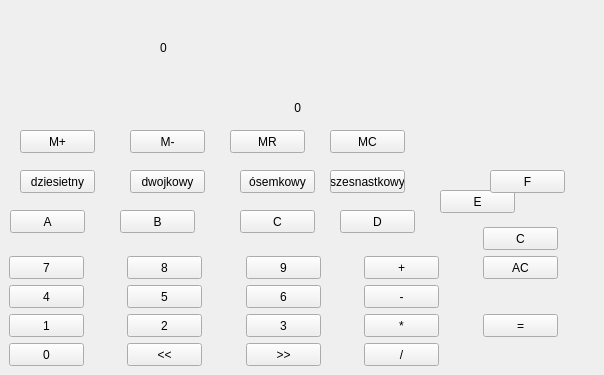
rekombinator/kalkulator_naukowy, file calculatorinterface.ui: the form before one commit.
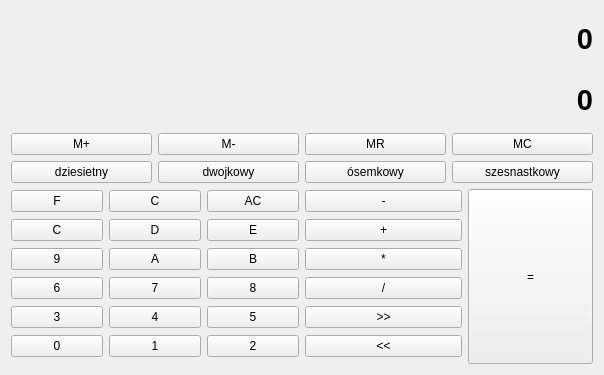
The form after the commit.

```diff
--- a/calculatorinterface.ui
+++ b/calculatorinterface.ui
@@ -13,464 +13,324 @@
   <property name="windowTitle">
    <string>CalculatorInterface</string>
   </property>
-  <widget class="QLabel" name="label">
-   <property name="geometry">
-    <rect>
-     <x>150</x>
-     <y>100</y>
-     <width>151</width>
-     <height>16</height>
-    </rect>
-   </property>
+  <layout class="QGridLayout" name="gridLayout_2">
+   <item row="1" column="0" colspan="2">
+    <layout class="QHBoxLayout" name="horizontalLayout">
+     <item>
+      <widget class="QPushButton" name="button_Mplus">
+       <property name="text">
+        <string>M+</string>
+       </property>
+      </widget>
+     </item>
+     <item>
+      <widget class="QPushButton" name="button_Mminus">
    <property name="text">
-    <string>0</string>
-   </property>
-   <property name="alignment">
-    <set>Qt::AlignRight|Qt::AlignTrailing|Qt::AlignVCenter</set>
-   </property>
-  </widget>
+        <string>M-</string>
+       </property>
+      </widget>
+     </item>
+     <item>
+      <widget class="QPushButton" name="button_Mprzywroc">
+       <property name="text">
+        <string>MR</string>
+       </property>
+      </widget>
+     </item>
+     <item>
+      <widget class="QPushButton" name="button_Mclear">
+       <property name="text">
+        <string>MC</string>
+       </property>
+      </widget>
+     </item>
+    </layout>
+   </item>
+   <item row="2" column="0" colspan="2">
+    <layout class="QHBoxLayout" name="horizontalLayout_2">
+     <item>
+      <widget class="QPushButton" name="button_dziesiec">
+       <property name="text">
+        <string>dziesietny</string>
+       </property>
+      </widget>
+     </item>
+     <item>
+      <widget class="QPushButton" name="button_dwa">
+       <property name="text">
+        <string>dwojkowy</string>
+       </property>
+      </widget>
+     </item>
+     <item>
+      <widget class="QPushButton" name="button_osiem">
+       <property name="text">
+        <string>ósemkowy</string>
+       </property>
+      </widget>
+     </item>
+     <item>
+      <widget class="QPushButton" name="button_szesnascie">
+       <property name="text">
+        <string>szesnastkowy</string>
+       </property>
+      </widget>
+     </item>
+    </layout>
+   </item>
+   <item row="3" column="0">
+    <layout class="QGridLayout" name="gridLayout">
+     <item row="0" column="0">
+      <widget class="QPushButton" name="button_F">
+       <property name="text">
+        <string>F</string>
+       </property>
+      </widget>
+     </item>
+     <item row="0" column="1">
+      <widget class="QPushButton" name="button_Clear">
+       <property name="text">
+        <string>C</string>
+       </property>
+      </widget>
+     </item>
+     <item row="0" column="2">
+      <widget class="QPushButton" name="button_AC">
+       <property name="text">
+        <string>AC</string>
+       </property>
+      </widget>
+     </item>
+     <item row="1" column="0">
+      <widget class="QPushButton" name="button_C">
+       <property name="text">
+        <string>C</string>
+       </property>
+      </widget>
+     </item>
+     <item row="1" column="1">
+      <widget class="QPushButton" name="button_D">
+       <property name="text">
+        <string>D</string>
+       </property>
+      </widget>
+     </item>
+     <item row="1" column="2">
+      <widget class="QPushButton" name="button_E">
+       <property name="text">
+        <string>E</string>
+       </property>
+      </widget>
+     </item>
+     <item row="2" column="0">
+      <widget class="QPushButton" name="button_9">
+       <property name="text">
+        <string>9</string>
+       </property>
+      </widget>
+     </item>
+     <item row="2" column="1">
+      <widget class="QPushButton" name="button_A">
+       <property name="text">
+        <string>A</string>
+       </property>
+      </widget>
+     </item>
+     <item row="2" column="2">
+      <widget class="QPushButton" name="button_B">
+       <property name="text">
+        <string>B</string>
+       </property>
+      </widget>
+     </item>
+     <item row="3" column="0">
+      <widget class="QPushButton" name="button_6">
+       <property name="text">
+        <string>6</string>
+       </property>
+      </widget>
+     </item>
+     <item row="3" column="1">
   <widget class="QPushButton" name="button_7">
-   <property name="geometry">
-    <rect>
-     <x>9</x>
-     <y>256</y>
-     <width>75</width>
-     <height>23</height>
-    </rect>
-   </property>
    <property name="text">
     <string>7</string>
    </property>
   </widget>
+     </item>
+     <item row="3" column="2">
   <widget class="QPushButton" name="button_8">
-   <property name="geometry">
-    <rect>
-     <x>127</x>
-     <y>256</y>
-     <width>75</width>
-     <height>23</height>
-    </rect>
-   </property>
    <property name="text">
     <string>8</string>
    </property>
   </widget>
-  <widget class="QPushButton" name="button_plus">
-   <property name="geometry">
-    <rect>
-     <x>364</x>
-     <y>256</y>
-     <width>75</width>
-     <height>23</height>
-    </rect>
-   </property>
+     </item>
+     <item row="4" column="0">
+      <widget class="QPushButton" name="button_3">
    <property name="text">
-    <string>+</string>
-   </property>
-  </widget>
-  <widget class="QPushButton" name="button_9">
-   <property name="geometry">
-    <rect>
-     <x>246</x>
-     <y>256</y>
-     <width>75</width>
-     <height>23</height>
-    </rect>
-   </property>
-   <property name="text">
-    <string>9</string>
-   </property>
-  </widget>
+        <string>3</string>
+       </property>
+      </widget>
+     </item>
+     <item row="4" column="1">
   <widget class="QPushButton" name="button_4">
-   <property name="geometry">
-    <rect>
-     <x>9</x>
-     <y>285</y>
-     <width>75</width>
-     <height>23</height>
-    </rect>
-   </property>
    <property name="text">
     <string>4</string>
    </property>
   </widget>
+     </item>
+     <item row="4" column="2">
   <widget class="QPushButton" name="button_5">
-   <property name="geometry">
-    <rect>
-     <x>127</x>
-     <y>285</y>
-     <width>75</width>
-     <height>23</height>
-    </rect>
-   </property>
    <property name="text">
     <string>5</string>
    </property>
   </widget>
-  <widget class="QPushButton" name="button_minus">
-   <property name="geometry">
-    <rect>
-     <x>364</x>
-     <y>285</y>
-     <width>75</width>
-     <height>23</height>
-    </rect>
-   </property>
+     </item>
+     <item row="5" column="0">
+      <widget class="QPushButton" name="button_0">
    <property name="text">
-    <string>-</string>
-   </property>
-  </widget>
+        <string>0</string>
+       </property>
+      </widget>
+     </item>
+     <item row="5" column="1">
   <widget class="QPushButton" name="button_1">
-   <property name="geometry">
-    <rect>
-     <x>9</x>
-     <y>314</y>
-     <width>75</width>
-     <height>23</height>
-    </rect>
-   </property>
    <property name="text">
     <string>1</string>
    </property>
   </widget>
-  <widget class="QPushButton" name="button_6">
-   <property name="geometry">
-    <rect>
-     <x>246</x>
-     <y>285</y>
-     <width>75</width>
-     <height>23</height>
-    </rect>
-   </property>
-   <property name="text">
-    <string>6</string>
-   </property>
-  </widget>
+     </item>
+     <item row="5" column="2">
   <widget class="QPushButton" name="button_2">
-   <property name="geometry">
-    <rect>
-     <x>127</x>
-     <y>314</y>
-     <width>75</width>
-     <height>23</height>
-    </rect>
-   </property>
    <property name="text">
     <string>2</string>
    </property>
   </widget>
-  <widget class="QPushButton" name="button_3">
-   <property name="geometry">
-    <rect>
-     <x>246</x>
-     <y>314</y>
-     <width>75</width>
-     <height>23</height>
-    </rect>
-   </property>
+     </item>
+    </layout>
+   </item>
+   <item row="3" column="1">
+    <layout class="QHBoxLayout" name="horizontalLayout_3">
+     <item>
+      <layout class="QVBoxLayout" name="verticalLayout_2">
+       <item>
+        <widget class="QPushButton" name="button_minus">
    <property name="text">
-    <string>3</string>
-   </property>
-  </widget>
-  <widget class="QPushButton" name="button_0">
-   <property name="geometry">
-    <rect>
-     <x>9</x>
-     <y>343</y>
-     <width>75</width>
-     <height>23</height>
-    </rect>
-   </property>
+          <string>-</string>
+         </property>
+        </widget>
+       </item>
+       <item>
+        <widget class="QPushButton" name="button_plus">
    <property name="text">
-    <string>0</string>
-   </property>
-  </widget>
+          <string>+</string>
+         </property>
+        </widget>
+       </item>
+       <item>
   <widget class="QPushButton" name="button_razy">
-   <property name="geometry">
-    <rect>
-     <x>364</x>
-     <y>314</y>
-     <width>75</width>
-     <height>23</height>
-    </rect>
-   </property>
    <property name="text">
     <string>*</string>
    </property>
   </widget>
-  <widget class="QPushButton" name="button_AC">
-   <property name="geometry">
-    <rect>
-     <x>483</x>
-     <y>256</y>
-     <width>75</width>
-     <height>23</height>
-    </rect>
-   </property>
-   <property name="text">
-    <string>AC</string>
-   </property>
-  </widget>
-  <widget class="QPushButton" name="button_Clear">
-   <property name="geometry">
-    <rect>
-     <x>483</x>
-     <y>227</y>
-     <width>75</width>
-     <height>23</height>
-    </rect>
-   </property>
-   <property name="text">
-    <string>C</string>
-   </property>
-  </widget>
-  <widget class="QPushButton" name="button_rowna">
-   <property name="geometry">
-    <rect>
-     <x>483</x>
-     <y>314</y>
-     <width>75</width>
-     <height>23</height>
-    </rect>
-   </property>
-   <property name="text">
-    <string>=</string>
-   </property>
-  </widget>
+       </item>
+       <item>
   <widget class="QPushButton" name="button_dziel">
-   <property name="geometry">
-    <rect>
-     <x>364</x>
-     <y>343</y>
-     <width>75</width>
-     <height>23</height>
-    </rect>
-   </property>
    <property name="text">
     <string>/</string>
    </property>
   </widget>
-  <widget class="QPushButton" name="button_dwa">
-   <property name="geometry">
-    <rect>
-     <x>130</x>
-     <y>170</y>
-     <width>75</width>
-     <height>23</height>
-    </rect>
-   </property>
-   <property name="text">
-    <string>dwojkowy</string>
-   </property>
-  </widget>
-  <widget class="QPushButton" name="button_osiem">
-   <property name="geometry">
-    <rect>
-     <x>240</x>
-     <y>170</y>
-     <width>75</width>
-     <height>23</height>
-    </rect>
-   </property>
-   <property name="text">
-    <string>ósemkowy</string>
-   </property>
-  </widget>
-  <widget class="QPushButton" name="button_szesnascie">
-   <property name="geometry">
-    <rect>
-     <x>330</x>
-     <y>170</y>
-     <width>75</width>
-     <height>23</height>
-    </rect>
-   </property>
-   <property name="text">
-    <string>szesnastkowy</string>
-   </property>
-  </widget>
+       </item>
+       <item>
   <widget class="QPushButton" name="button_prawo">
-   <property name="geometry">
-    <rect>
-     <x>246</x>
-     <y>343</y>
-     <width>75</width>
-     <height>23</height>
-    </rect>
-   </property>
    <property name="text">
     <string>&gt;&gt;</string>
    </property>
   </widget>
+       </item>
+       <item>
   <widget class="QPushButton" name="button_lewo">
-   <property name="geometry">
-    <rect>
-     <x>127</x>
-     <y>343</y>
-     <width>75</width>
-     <height>23</height>
-    </rect>
-   </property>
    <property name="text">
     <string>&lt;&lt;</string>
    </property>
   </widget>
-  <widget class="QPushButton" name="button_dziesiec">
-   <property name="geometry">
-    <rect>
-     <x>20</x>
-     <y>170</y>
-     <width>75</width>
-     <height>23</height>
-    </rect>
+       </item>
+      </layout>
+     </item>
+     <item>
+      <widget class="QPushButton" name="button_rowna">
+       <property name="enabled">
+        <bool>true</bool>
+       </property>
+       <property name="sizePolicy">
+        <sizepolicy hsizetype="Maximum" vsizetype="Maximum">
+         <horstretch>0</horstretch>
+         <verstretch>0</verstretch>
+        </sizepolicy>
+       </property>
+       <property name="minimumSize">
+        <size>
+         <width>125</width>
+         <height>175</height>
+        </size>
+       </property>
+       <property name="baseSize">
+        <size>
+         <width>0</width>
+         <height>0</height>
+        </size>
    </property>
    <property name="text">
-    <string>dziesietny</string>
-   </property>
-  </widget>
+        <string>=</string>
+       </property>
+      </widget>
+     </item>
+    </layout>
+   </item>
+   <item row="0" column="0" colspan="2">
+    <layout class="QVBoxLayout" name="verticalLayout">
+     <item>
   <widget class="QLabel" name="label_dziesietny">
-   <property name="geometry">
-    <rect>
-     <x>160</x>
-     <y>40</y>
-     <width>141</width>
-     <height>16</height>
-    </rect>
-   </property>
+       <property name="font">
+        <font>
+         <pointsize>22</pointsize>
+         <weight>75</weight>
+         <bold>true</bold>
+        </font>
+       </property>
+       <property name="autoFillBackground">
+        <bool>true</bool>
+       </property>
    <property name="text">
     <string>0</string>
    </property>
-  </widget>
-  <widget class="QPushButton" name="button_Mplus">
-   <property name="geometry">
-    <rect>
-     <x>20</x>
-     <y>130</y>
-     <width>75</width>
-     <height>23</height>
-    </rect>
-   </property>
-   <property name="text">
-    <string>M+</string>
-   </property>
-  </widget>
-  <widget class="QPushButton" name="button_Mminus">
-   <property name="geometry">
-    <rect>
-     <x>130</x>
-     <y>130</y>
-     <width>75</width>
-     <height>23</height>
-    </rect>
-   </property>
-   <property name="text">
-    <string>M-</string>
-   </property>
-  </widget>
-  <widget class="QPushButton" name="button_Mprzywroc">
-   <property name="geometry">
-    <rect>
-     <x>230</x>
-     <y>130</y>
-     <width>75</width>
-     <height>23</height>
-    </rect>
-   </property>
+       <property name="alignment">
+        <set>Qt::AlignRight|Qt::AlignTrailing|Qt::AlignVCenter</set>
+       </property>
+      </widget>
+     </item>
+     <item>
+      <widget class="QLabel" name="label">
+       <property name="font">
+        <font>
+         <pointsize>22</pointsize>
+         <weight>75</weight>
+         <bold>true</bold>
+        </font>
+       </property>
+       <property name="autoFillBackground">
+        <bool>true</bool>
+       </property>
    <property name="text">
-    <string>MR</string>
-   </property>
-  </widget>
-  <widget class="QPushButton" name="button_Mclear">
-   <property name="geometry">
-    <rect>
-     <x>330</x>
-     <y>130</y>
-     <width>75</width>
-     <height>23</height>
-    </rect>
-   </property>
-   <property name="text">
-    <string>MC</string>
-   </property>
-  </widget>
-  <widget class="QPushButton" name="button_A">
-   <property name="geometry">
-    <rect>
-     <x>10</x>
-     <y>210</y>
-     <width>75</width>
-     <height>23</height>
-    </rect>
-   </property>
-   <property name="text">
-    <string>A</string>
-   </property>
-  </widget>
-  <widget class="QPushButton" name="button_B">
-   <property name="geometry">
-    <rect>
-     <x>120</x>
-     <y>210</y>
-     <width>75</width>
-     <height>23</height>
-    </rect>
-   </property>
-   <property name="text">
-    <string>B</string>
-   </property>
-  </widget>
-  <widget class="QPushButton" name="button_C">
-   <property name="geometry">
-    <rect>
-     <x>240</x>
-     <y>210</y>
-     <width>75</width>
-     <height>23</height>
-    </rect>
-   </property>
-   <property name="text">
-    <string>C</string>
-   </property>
-  </widget>
-  <widget class="QPushButton" name="button_D">
-   <property name="geometry">
-    <rect>
-     <x>340</x>
-     <y>210</y>
-     <width>75</width>
-     <height>23</height>
-    </rect>
-   </property>
-   <property name="text">
-    <string>D</string>
-   </property>
-  </widget>
-  <widget class="QPushButton" name="button_E">
-   <property name="geometry">
-    <rect>
-     <x>440</x>
-     <y>190</y>
-     <width>75</width>
-     <height>23</height>
-    </rect>
-   </property>
-   <property name="text">
-    <string>E</string>
-   </property>
-  </widget>
-  <widget class="QPushButton" name="button_F">
-   <property name="geometry">
-    <rect>
-     <x>490</x>
-     <y>170</y>
-     <width>75</width>
-     <height>23</height>
-    </rect>
-   </property>
-   <property name="text">
-    <string>F</string>
-   </property>
-  </widget>
+        <string>0</string>
+       </property>
+       <property name="alignment">
+        <set>Qt::AlignRight|Qt::AlignTrailing|Qt::AlignVCenter</set>
+       </property>
+      </widget>
+     </item>
+    </layout>
+   </item>
+  </layout>
  </widget>
  <layoutdefault spacing="6" margin="11"/>
  <resources/>
```
Lines whose indentation alone changed are shown as unchanged.
